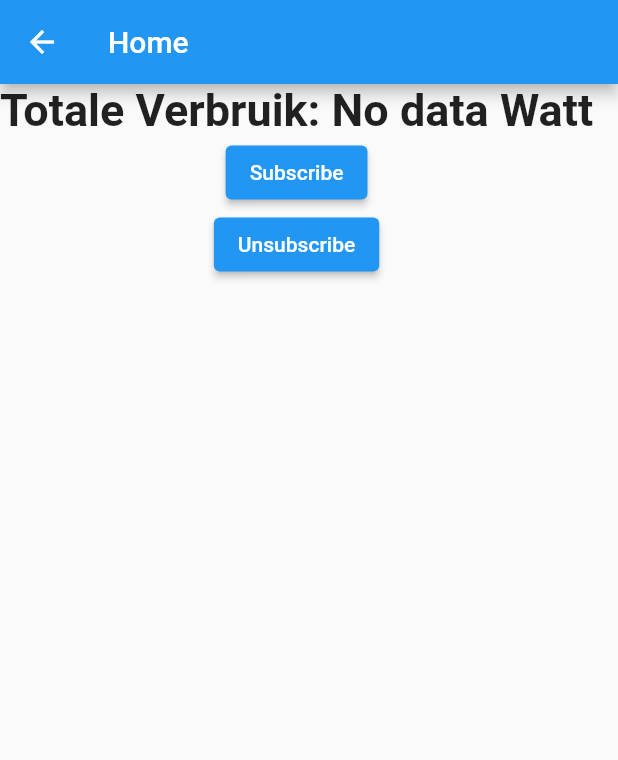
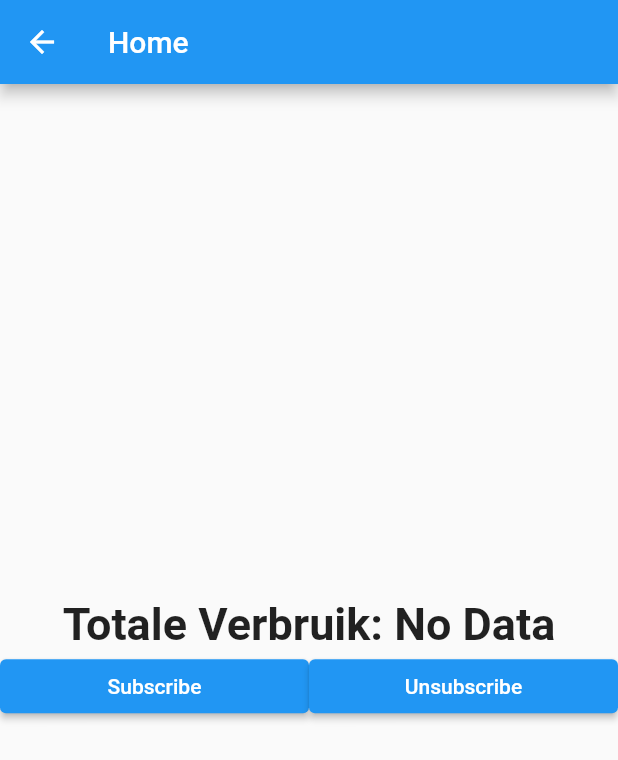
Before and after one commit to EeneeS/FlutterEinderk, a Flutter app: the TotaleVerbruik screen opened directly, after a tap on "Unsubscribe", on a phone screen of 412 x 824 dp. Shown: the top 760 px of the screen. Run offline on Flutter 3.47's test engine with Material 2 defaults, Android fonts, the phone set to English and light mode, and no system bars; missing offline and left inert: mqtt_client.

Commit message:
mqtt werkt voor totaleverbruik

```diff
--- a/lib/totaleVerbruik.dart
+++ b/lib/totaleVerbruik.dart
@@ -40,7 +40,6 @@ class _TotaleVerbruikState extends State<TotaleVerbruik> {
       print('Connecting');
       await client.connect();
     } catch (e) {
-      print('Exception: $e');
       client.disconnect();
     }
 
@@ -53,11 +52,8 @@ class _TotaleVerbruikState extends State<TotaleVerbruik> {
         getData(payload);
       });
 
-      client.published.listen((MqttPublishMessage message) {
-      });
+      client.published.listen((MqttPublishMessage message) {});
     } else {
-      print(
-          'EMQX client connection failed - disconnecting, status is ${client.connectionStatus}');
       client.disconnect();
       exit(-1);
     }
@@ -70,7 +66,7 @@ class _TotaleVerbruikState extends State<TotaleVerbruik> {
   }
 
   void onDisconnected() {
-    print('Disconnected');
+    //print('Disconnected');
   }
 
   void onSubscribed(String topic) {
@@ -78,15 +74,15 @@ class _TotaleVerbruikState extends State<TotaleVerbruik> {
   }
 
   void onSubscribeFail(String topic) {
-    print('Failed to subscribe topic: $topic');
+    //print('Failed to subscribe topic: $topic');
   }
 
   void onUnsubscribed(String topic) {
-    print('Unsubscribed topic: $topic');
+    //print('Unsubscribed topic: $topic');
   }
 
   void pong() {
-    print('Ping response client callback invoked');
+    //print('Ping response client callback invoked');
   }
 
   @override
@@ -99,8 +95,8 @@ class _TotaleVerbruikState extends State<TotaleVerbruik> {
 
   void getData(payload) {
     setState(() {
-      Map<String, dynamic>.from(json.decode(payload));
-      print(payload.runtimeType);
+      Map data = jsonDecode(payload);
+      _totaleVerbruik = data["totalPower"].toString() + ' Watt';
     });
   }
 
@@ -113,23 +109,39 @@ class _TotaleVerbruikState extends State<TotaleVerbruik> {
         appBar: AppBar(
           title: Text('Home'),
         ),
-        body: Column(
+        body: Center(
+          child: Column(
+            mainAxisAlignment: MainAxisAlignment.center,
             children: [
               Text(
-              'Totale Verbruik: ' + _totaleVerbruik + ' Watt',
+                'Totale Verbruik: ' + _totaleVerbruik,
                 style: optionsStyle,
               ),
-            ElevatedButton(
+              Row(
+                children: [
+                  Expanded(
+                    child: ElevatedButton(
                       child: Text('Subscribe'),
                       onPressed: () {
                         return {client?.subscribe(topic, MqttQos.atLeastOnce)};
                       },
                     ),
-            ElevatedButton(
+                  ),
+                  Expanded(
+                    child: ElevatedButton(
                       child: Text('Unsubscribe'),
-              onPressed: () => {client?.unsubscribe(topic)},
+                      onPressed: () {
+                        {client?.unsubscribe(topic);}
+                        setState(() {
+                          _totaleVerbruik = 'No Data';
+                        });
+                      },
+                    ),
                   )
                 ],
+              )
+            ],
+          ),
         ));
   }
 }
```
Lines whose indentation alone changed are shown as unchanged.
